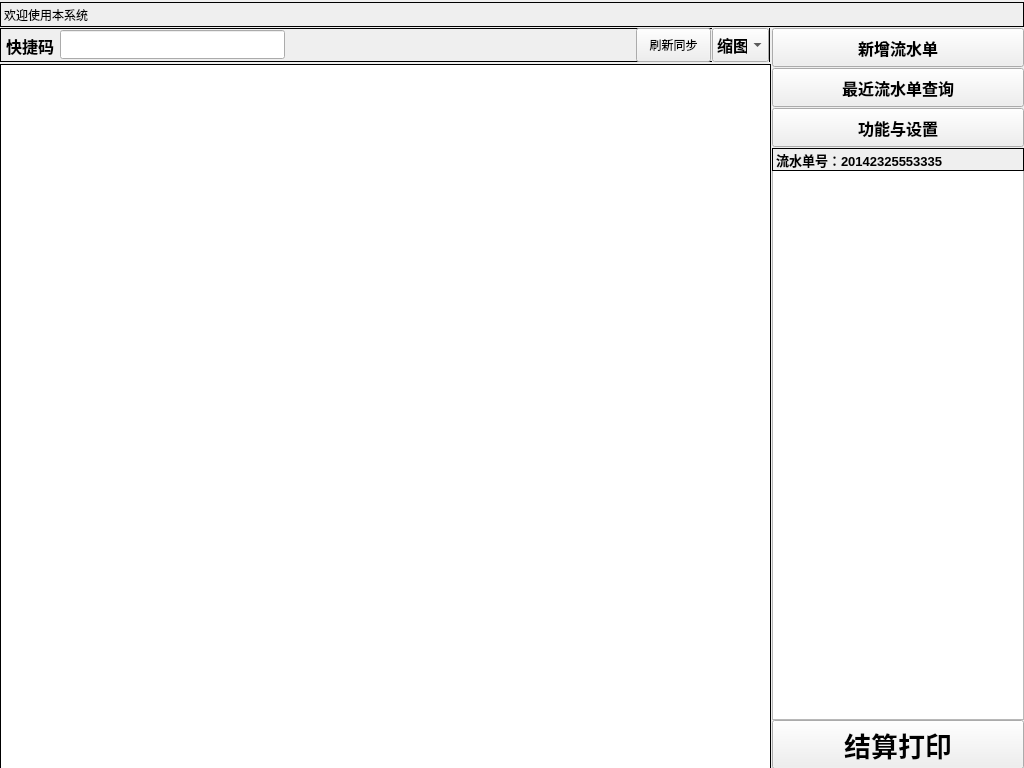
Qt form mainwindow.ui (xzhy527/qtCanyin) before a commit.
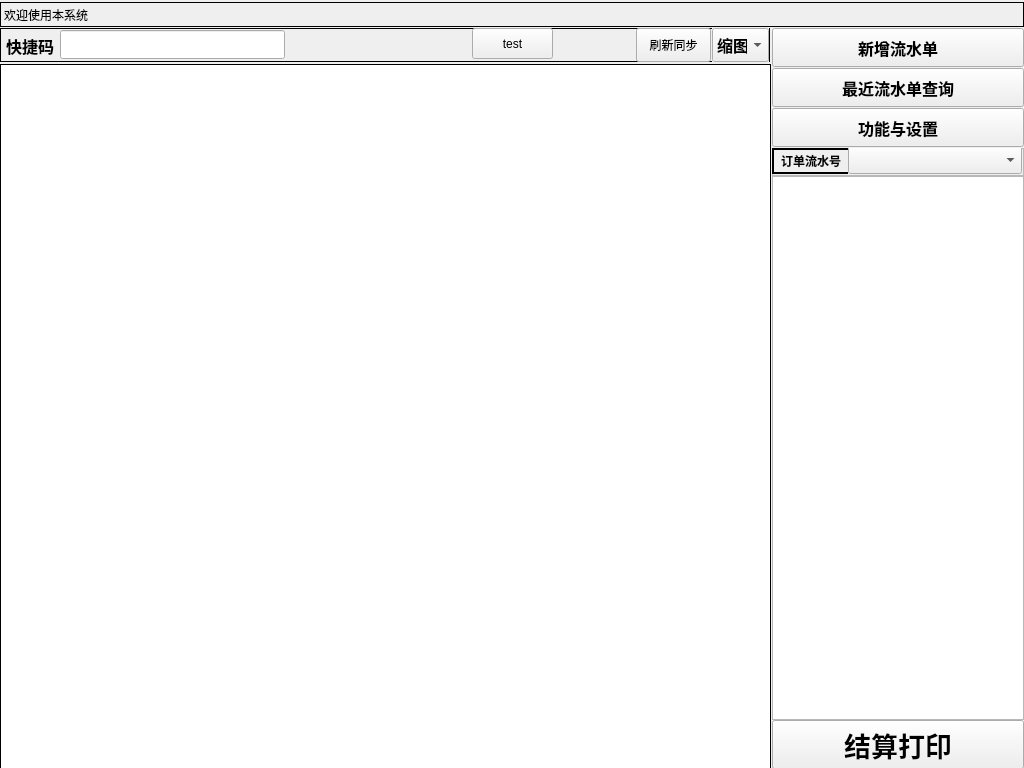
The same form after that commit.

```diff
--- a/mainwindow.ui
+++ b/mainwindow.ui
@@ -160,14 +160,27 @@
       </property>
      </item>
     </widget>
+    <widget class="QPushButton" name="pushButton">
+     <property name="geometry">
+      <rect>
+       <x>472</x>
+       <y>0</y>
+       <width>81</width>
+       <height>31</height>
+      </rect>
+     </property>
+     <property name="text">
+      <string>test</string>
+     </property>
+    </widget>
    </widget>
    <widget class="QTableView" name="tableView_2">
     <property name="geometry">
      <rect>
       <x>772</x>
-      <y>170</y>
+      <y>176</y>
       <width>252</width>
-      <height>550</height>
+      <height>544</height>
      </rect>
     </property>
    </widget>
@@ -263,28 +276,111 @@
      <string>功能与设置</string>
     </property>
    </widget>
-   <widget class="QLabel" name="orderIDlabel">
+   <widget class="QFrame" name="orderIDlabel">
     <property name="geometry">
      <rect>
       <x>772</x>
       <y>148</y>
       <width>252</width>
-      <height>23</height>
+      <height>28</height>
      </rect>
     </property>
-    <property name="font">
-     <font>
-      <pointsize>10</pointsize>
-      <weight>75</weight>
-      <bold>true</bold>
-     </font>
-    </property>
     <property name="frameShape">
-     <enum>QFrame::Box</enum>
+     <enum>QFrame::StyledPanel</enum>
     </property>
-    <property name="text">
-     <string>流水单号：20142325553335</string>
+    <property name="frameShadow">
+     <enum>QFrame::Raised</enum>
     </property>
+    <widget class="QLabel" name="label">
+     <property name="geometry">
+      <rect>
+       <x>0</x>
+       <y>0</y>
+       <width>78</width>
+       <height>26</height>
+      </rect>
+     </property>
+     <property name="font">
+      <font>
+       <pointsize>9</pointsize>
+       <weight>75</weight>
+       <bold>true</bold>
+      </font>
+     </property>
+     <property name="frameShape">
+      <enum>QFrame::Box</enum>
+     </property>
+     <property name="frameShadow">
+      <enum>QFrame::Plain</enum>
+     </property>
+     <property name="lineWidth">
+      <number>2</number>
+     </property>
+     <property name="text">
+      <string>订单流水号</string>
+     </property>
+     <property name="alignment">
+      <set>Qt::AlignCenter</set>
+     </property>
+     <property name="wordWrap">
+      <bool>false</bool>
+     </property>
+     <property name="margin">
+      <number>1</number>
+     </property>
+     <property name="buddy">
+      <cstring></cstring>
+     </property>
+    </widget>
+    <widget class="QComboBox" name="orderIDCombobox">
+     <property name="geometry">
+      <rect>
+       <x>76</x>
+       <y>-2</y>
+       <width>174</width>
+       <height>28</height>
+      </rect>
+     </property>
+     <property name="font">
+      <font>
+       <family>黑体</family>
+       <pointsize>16</pointsize>
+       <weight>9</weight>
+       <italic>false</italic>
+       <bold>false</bold>
+      </font>
+     </property>
+     <property name="acceptDrops">
+      <bool>false</bool>
+     </property>
+     <property name="autoFillBackground">
+      <bool>true</bool>
+     </property>
+     <property name="styleSheet">
+      <string notr="true">font: 75 16pt &quot;黑体&quot;;</string>
+     </property>
+     <property name="editable">
+      <bool>false</bool>
+     </property>
+     <property name="currentText">
+      <string/>
+     </property>
+     <property name="currentIndex">
+      <number>-1</number>
+     </property>
+     <property name="maxVisibleItems">
+      <number>20</number>
+     </property>
+     <property name="duplicatesEnabled">
+      <bool>true</bool>
+     </property>
+     <property name="frame">
+      <bool>true</bool>
+     </property>
+     <property name="modelColumn">
+      <number>0</number>
+     </property>
+    </widget>
    </widget>
   </widget>
  </widget>
```
Left out of the diff: 10 changed lines with no effect on the pictures.
